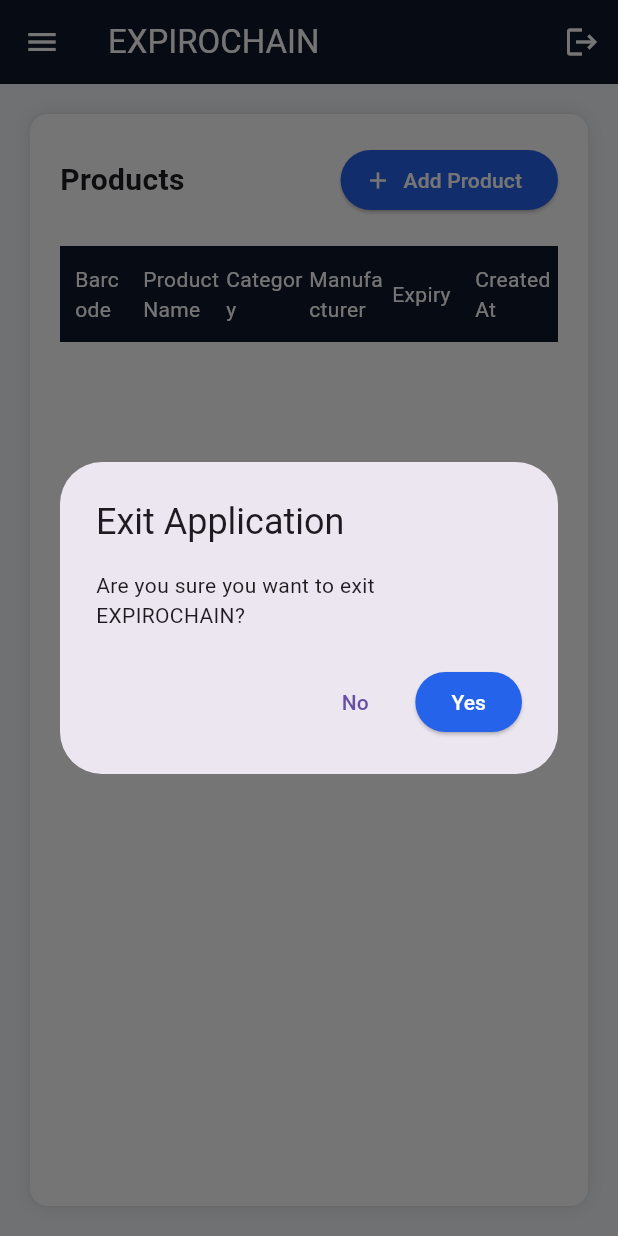
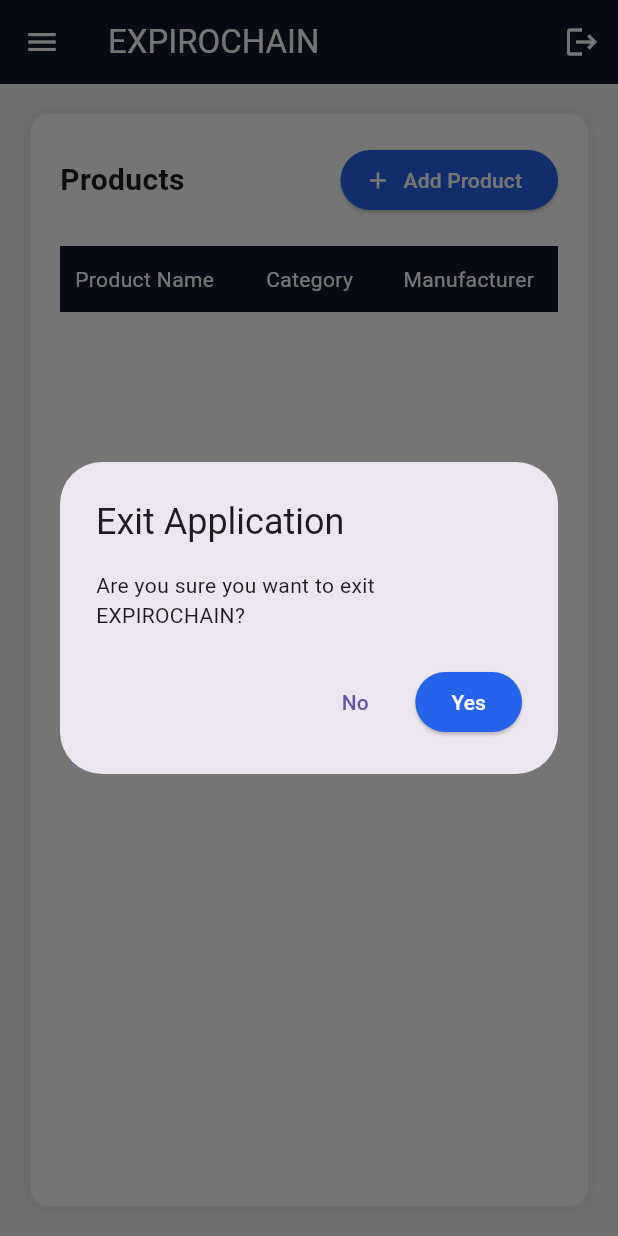
Before and after one commit to NeelSavsani/ExpiroChain-Flutter-Application, a Flutter app: the ProductsScreen screen opened by its route, after a tap on the "logout" icon, on a phone screen of 412 x 824 dp. Run offline on Flutter 3.47's test engine with Material 3 defaults, Android fonts, the phone set to English and light mode, and no system bars; our stand-ins replace file_picker, shared_preferences; accounts and stored records are empty; Roboto replaces fonts that are missing (Segoe UI).

Commit message:
Increased and fixed product table

```diff
--- a/lib/screens/products_screen.dart
+++ b/lib/screens/products_screen.dart
@@ -1,7 +1,5 @@
 import 'package:flutter/material.dart';
-import 'package:intl/intl.dart';
 import 'package:shared_preferences/shared_preferences.dart';
-
 import '../services/api_service.dart';
 import '../widgets/app_layout.dart';
 
@@ -24,14 +22,12 @@
   }
 
   Future<void> loadProducts() async {
-
     try {
 
       SharedPreferences prefs = await SharedPreferences.getInstance();
       int? userId = prefs.getInt("user_id");
 
       if(userId == null){
-        print("User ID not found in SharedPreferences");
         setState(() { loading = false; });
         return;
       }
@@ -39,171 +35,144 @@
       final result = await ApiService.getProducts(userId);
 
       if(result["status"] == "success"){
-
         setState(() {
           products = List.from(result["products"]);
           loading = false;
         });
-
-      } else {
-
+      }
+      else{
         setState(() { loading = false; });
-
       }
 
     } catch(e) {
+      print("ERROR: $e");
+      setState(() { loading = false; });
+    }
+  }
 
-      print("ERROR: $e");
+  /* EXPIRY ICON */
 
-      setState(() {
-        loading = false;
-      });
+  Widget expiryIcon(int value){
 
+    if(value == 1){
+      return const Icon(
+        Icons.check_circle,
+        color: Colors.green,
+        size: 20,
+      );
     }
 
+    return const Icon(
+      Icons.cancel,
+      color: Colors.red,
+      size: 20,
+    );
   }
 
-  String formatDate(String date){
-
-    DateTime parsed = DateTime.parse(date);
-
-    return DateFormat("dd MMM yyyy • hh:mm a").format(parsed);
-
-  }
-
-  Widget expiryBadge(int value){
-
-    if(value == 1){
-
-      return Container(
-
-        padding: const EdgeInsets.symmetric(horizontal:8,vertical:3),
-
-        decoration: BoxDecoration(
-          color: const Color(0xFFDCFCE7),
-          borderRadius: BorderRadius.circular(6),
-        ),
-
-        child: const Text(
-          "Yes",
-          style: TextStyle(
-            color: Color(0xFF166534),
-            fontSize: 12,
-            fontWeight: FontWeight.w600,
-          ),
-        ),
-
-      );
-
-    }
-
-    return Container(
-
-      padding: const EdgeInsets.symmetric(horizontal:8,vertical:3),
-
-      decoration: BoxDecoration(
-        color: const Color(0xFFFEE2E2),
-        borderRadius: BorderRadius.circular(6),
-      ),
-
-      child: const Text(
-        "No",
-        style: TextStyle(
-          color: Color(0xFF991B1B),
-          fontSize: 12,
-          fontWeight: FontWeight.w600,
-        ),
-      ),
-
-    );
-
-  }
+  /* TABLE HEADER */
 
   Widget tableHeader(){
 
     return Container(
-
       padding: const EdgeInsets.symmetric(vertical:12),
-
       color: const Color(0xFF0F172A),
 
       child: const Row(
-
         children: [
 
           Expanded(
+            flex: 3,
             child: Padding(
               padding: EdgeInsets.symmetric(horizontal:10),
-              child: Text("Barcode",style: TextStyle(color: Colors.white)),
+              child: Text(
+                "Product Name",
+                style: TextStyle(color: Colors.white),
+              ),
             ),
           ),
 
-          Expanded(child: Text("Product Name",style: TextStyle(color: Colors.white))),
-          Expanded(child: Text("Category",style: TextStyle(color: Colors.white))),
-          Expanded(child: Text("Manufacturer",style: TextStyle(color: Colors.white))),
-          Expanded(child: Text("Expiry",style: TextStyle(color: Colors.white))),
-          Expanded(child: Text("Created At",style: TextStyle(color: Colors.white))),
+          Expanded(
+            flex: 2,
+            child: Text(
+              "Category",
+              style: TextStyle(color: Colors.white),
+            ),
+          ),
+
+          Expanded(
+            flex: 3,
+            child: Text(
+              "Manufacturer",
+              style: TextStyle(color: Colors.white),
+            ),
+          ),
+
+          Expanded(
+            flex: 1,
+            child: Text(
+              "Expiry",
+              style: TextStyle(color: Colors.white),
+            ),
+          ),
 
         ],
+      ),
+    );
+  }
 
-      ),
-
-    );
-
-  }
+  /* PRODUCT ROW */
 
   Widget productRow(product){
 
     return Container(
-
       padding: const EdgeInsets.symmetric(vertical:14),
 
       decoration: const BoxDecoration(
-        border: Border(bottom: BorderSide(color: Color(0xFFE5E7EB))),
+        border: Border(
+          bottom: BorderSide(color: Color(0xFFE5E7EB)),
+        ),
       ),
 
       child: Row(
-
         children: [
 
           Expanded(
+            flex: 3,
             child: Padding(
               padding: const EdgeInsets.symmetric(horizontal:10),
-              child: Text(product["barcode"]),
+              child: Text(
+                product["prod_name"].toString(),
+                overflow: TextOverflow.ellipsis,
+              ),
             ),
           ),
 
           Expanded(
+            flex: 2,
             child: Text(
-              product["prod_name"].toString(),
+              product["category"],
               overflow: TextOverflow.ellipsis,
             ),
           ),
 
-          Expanded(child: Text(product["category"])),
-
           Expanded(
-            child: Text(product["manufacturer"]?.toString() ?? "—"),
+            flex: 3,
+            child: Text(
+              product["manufacturer"] ?? "—",
+              overflow: TextOverflow.ellipsis,
+            ),
           ),
 
           Expanded(
-            child: expiryBadge(
+            flex: 1,
+            child: expiryIcon(
               int.parse(product["expiry_applicable"].toString()),
             ),
           ),
 
-          Expanded(
-            child: Text(
-              formatDate(product["created_at"].toString()),
-            ),
-          ),
-
         ],
-
       ),
-
     );
-
   }
 
   @override
@@ -216,13 +185,10 @@
       child: Container(
 
         color: const Color(0xFFF4F6F9),
-
         padding: const EdgeInsets.all(20),
 
         child: loading
-
             ? const Center(child: CircularProgressIndicator())
-
             : Container(
 
           padding: const EdgeInsets.all(20),
@@ -231,7 +197,10 @@
             color: Colors.white,
             borderRadius: BorderRadius.circular(12),
             boxShadow: const [
-              BoxShadow(color: Colors.black12, blurRadius: 8)
+              BoxShadow(
+                color: Colors.black12,
+                blurRadius: 8,
+              )
             ],
           ),
 
@@ -257,11 +226,14 @@
 
                   ElevatedButton.icon(
 
-                    onPressed: () {
+                    onPressed: (){
                       Navigator.pushNamed(context, "/add-product");
                     },
 
-                    icon: const Icon(Icons.add, color: Colors.white),
+                    icon: const Icon(
+                      Icons.add,
+                      color: Colors.white,
+                    ),
 
                     label: const Text(
                       "Add Product",
@@ -270,48 +242,52 @@
 
                     style: ElevatedButton.styleFrom(
                       backgroundColor: const Color(0xFF2563EB),
-                      foregroundColor: Colors.white,
                     ),
 
-                  )
+                  ),
 
                 ],
-
               ),
 
               const SizedBox(height:20),
 
-              tableHeader(),
+              /* TABLE */
 
               Expanded(
 
                 child: SingleChildScrollView(
 
-                  child: Column(
+                  scrollDirection: Axis.horizontal,
 
-                    children: List.generate(
-                      products.length,
-                          (index){
-                        return productRow(products[index]);
-                      },
+                  child: SizedBox(
+
+                    width: MediaQuery.of(context).size.width,
+
+                    child: Column(
+
+                      children: [
+
+                        tableHeader(),
+
+                        Expanded(
+                          child: ListView.builder(
+                            itemCount: products.length,
+                            itemBuilder: (context,index){
+                              return productRow(products[index]);
+                            },
+                          ),
+                        )
+
+                      ],
                     ),
-
                   ),
-
                 ),
-
               )
 
             ],
-
           ),
-
         ),
-
       ),
-
     );
-
   }
-
 }
```
